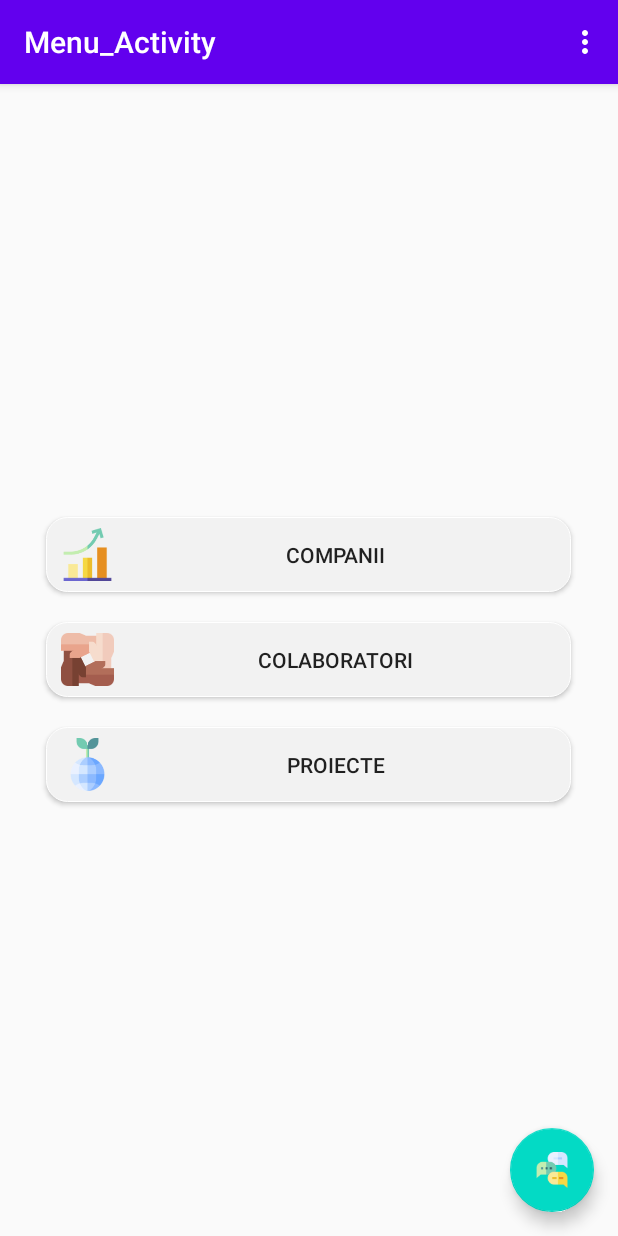
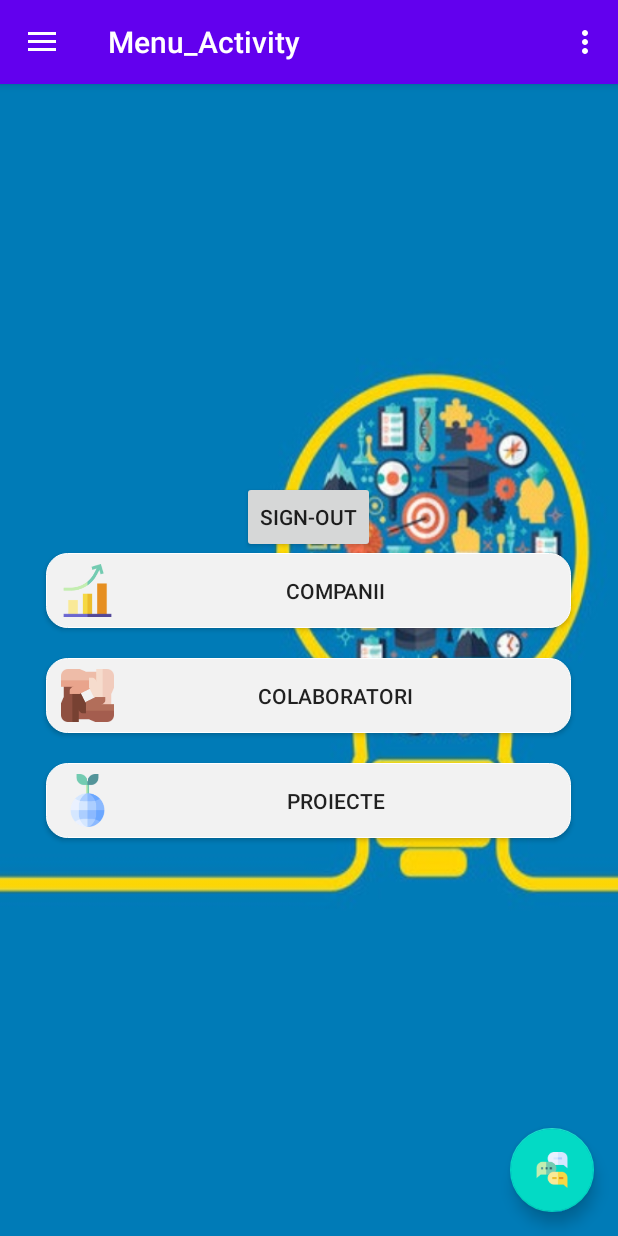
Before and after one commit to IlieIonut/Chatinator, an Android app: the screen it shows after launch once a user with an empty profile is signed in (Menu_Activity), on a phone screen of 412 x 824 dp. Run offline under Robolectric (Android 15) with nearby library versions, the phone set to English and light mode, and no system bars; our stand-ins replace Firebase (no records; nobody signed in at launch, a user with empty details on screens opened directly), navigation-ui.

Commit message:
Fixare button nav_bar

```diff
--- a/app/src/main/java/com/example/chatinator/Menu_Activity.kt
+++ b/app/src/main/java/com/example/chatinator/Menu_Activity.kt
@@ -1,22 +1,39 @@
 package com.example.chatinator
 
 import android.content.Intent
+import android.content.res.Configuration
 import android.os.Bundle
+import android.util.Log
 import android.view.Menu
+import android.view.MenuItem
 import android.view.View
+import androidx.appcompat.app.ActionBarDrawerToggle
 import androidx.navigation.findNavController
 import androidx.navigation.ui.AppBarConfiguration
 import androidx.navigation.ui.navigateUp
 import androidx.appcompat.app.AppCompatActivity
+import androidx.drawerlayout.widget.DrawerLayout
+import com.google.firebase.auth.FirebaseAuth
 
 class Menu_Activity : AppCompatActivity() {
 
     private lateinit var appBarConfiguration: AppBarConfiguration
     private val TAG = "MenuActivity"
-
+    private val mAuth: FirebaseAuth = FirebaseAuth.getInstance()
+    private lateinit var mDrawerLayout: DrawerLayout
+    private lateinit var mToggle: ActionBarDrawerToggle
     override fun onCreate(savedInstanceState: Bundle?) {
         super.onCreate(savedInstanceState)
         setContentView(R.layout.menu_layout)
+
+
+
+        mDrawerLayout = findViewById(R.id.menuLayout)
+        mToggle = ActionBarDrawerToggle(this@Menu_Activity, mDrawerLayout, R.string.navigation_drawer_open, R.string.navigation_drawer_close)
+        mDrawerLayout.addDrawerListener(mToggle)
+        mToggle.syncState()
+        window.setBackgroundDrawableResource(R.drawable.background)
+        supportActionBar?.setDisplayHomeAsUpEnabled(true)
 //        val toolbar: Toolbar = findViewById(R.id.toolbar)
 //        setSupportActionBar(toolbar)
 //
@@ -40,14 +57,36 @@ class Menu_Activity : AppCompatActivity() {
 
     }
 
+
+    ///Urmatoarele 3 functii au fixat problema ta @Sevciuc
+    ///https://code.tutsplus.com/tutorials/how-to-code-a-navigation-drawer-in-an-android-app--cms-30263 mai multe explicatii aici
+    override fun onPostCreate(savedInstanceState: Bundle?) {
+        super.onPostCreate(savedInstanceState)
+        mToggle.syncState()
+    }
+
+    override fun onConfigurationChanged(newConfig: Configuration) {
+        super.onConfigurationChanged(newConfig)
+        mToggle.onConfigurationChanged(newConfig)
+    }
+
+    override fun onOptionsItemSelected(item: MenuItem?): Boolean {
+        if (mToggle.onOptionsItemSelected(item)) {
+            return true
+        }
+        return super.onOptionsItemSelected(item)
+    }
+
     override fun onCreateOptionsMenu(menu: Menu): Boolean {
         // Inflate the menu; this adds items to the action bar if it is present.
         menuInflater.inflate(R.menu.menu_, menu)
+        Log.d(TAG, "menu inflate")
         return true
     }
 
     override fun onSupportNavigateUp(): Boolean {
         val navController = findNavController(R.id.nav_host_fragment)
+        Log.d(TAG, "nav host")
         return navController.navigateUp(appBarConfiguration) || super.onSupportNavigateUp()
     }
 
@@ -62,4 +101,10 @@ class Menu_Activity : AppCompatActivity() {
     fun companyClick(Button : View) {
         startActivity(Intent(this@Menu_Activity,CompanyActivity::class.java))
     }
+
+    fun SignOutClick(Button: View){
+        mAuth.signOut()
+        finish()
+        startActivity(Intent(this@Menu_Activity,MainActivity::class.java))
+    }
 }
--- a/app/src/main/res/layout/menu_layout.xml
+++ b/app/src/main/res/layout/menu_layout.xml
@@ -20,6 +20,13 @@
         app:layout_constraintVertical_bias="0.31">
 
         <Button
+            android:id="@+id/SignOutButton"
+            android:layout_width="wrap_content"
+            android:layout_height="wrap_content"
+            android:onClick="SignOutClick"
+            android:text="Sign-out" />
+
+        <Button
             android:id="@+id/CompaniiButton"
             android:layout_width="350dp"
             android:layout_height="50dp"
@@ -30,6 +37,7 @@
             android:paddingEnd="10dp"
             android:onClick="companyClick"
             android:text="Companii" />
+
         <Button
             android:id="@+id/ColaboratoriButton"
             android:layout_width="350dp"
```
